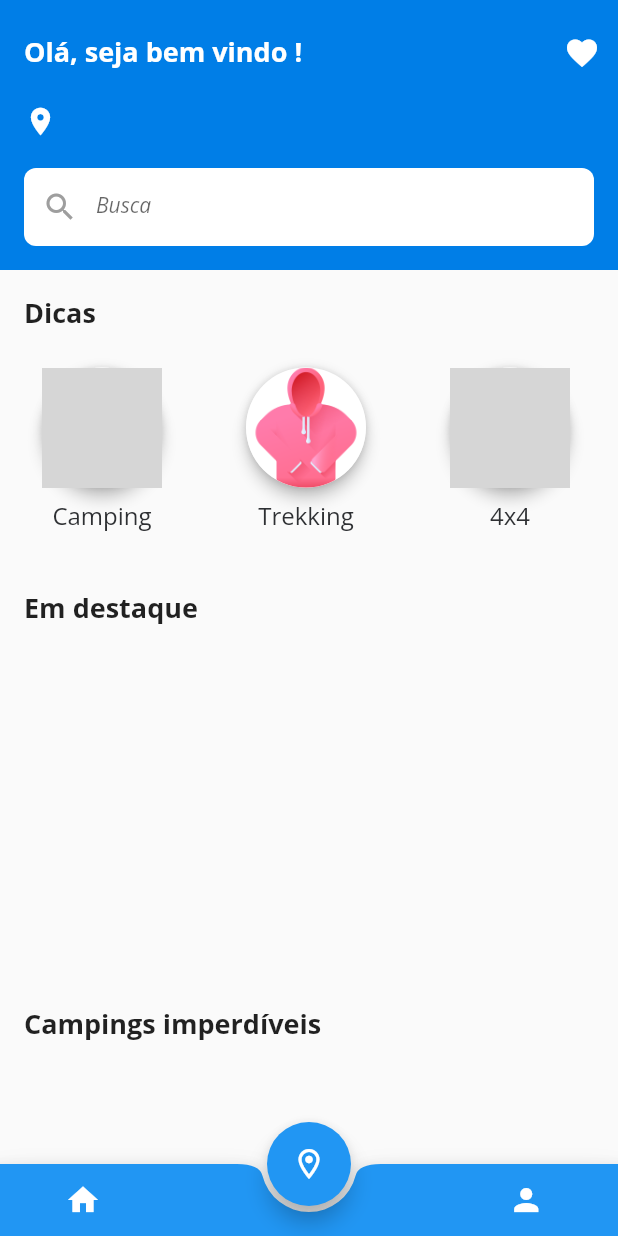
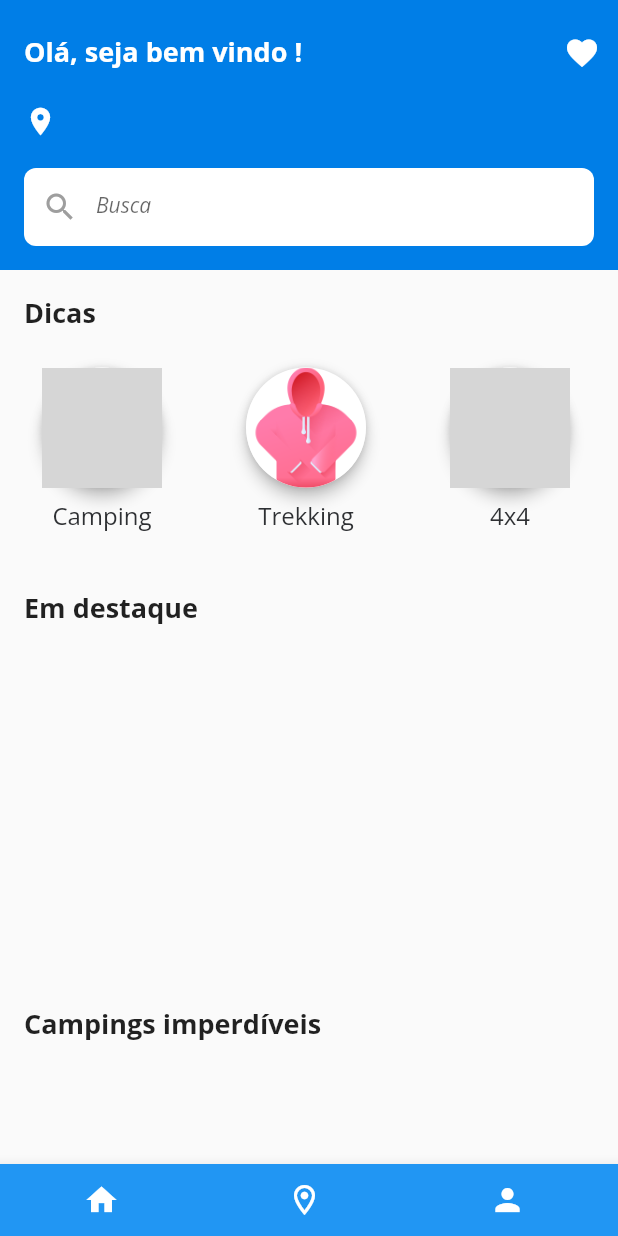
Before and after one commit to lionhofman/camp_finder, a Flutter app: the screen it shows after launch, on a phone screen of 412 x 824 dp. Run offline on Flutter 3.47's test engine with Material 2 defaults, Android fonts, the phone set to English and light mode, and no system bars; drawn by our look-alikes of flutter_typeahead; our stand-ins replace cached_network_image, cloud_firestore, dartz, easy_debounce, firebase_auth, firebase_core and 14 more; missing offline and left inert: dart:ffi, geoflutterfire2; accounts and stored records are empty; project files that could hold a hidden picture were left out; grey boxes are pictures that could not be loaded.

Commit message:
🔨 refactor:reorganized bottom menu with condition of registration menu along with others

```diff
--- a/lib/app/ui/global_widgets/bottom_navigation/components/bottom_bar.dart
+++ b/lib/app/ui/global_widgets/bottom_navigation/components/bottom_bar.dart
@@ -19,45 +19,31 @@ class BottomBar extends GetView<RootController> {
           data: IconThemeData(color: Theme.of(context).colorScheme.onPrimary),
           child: Padding(
               padding: const EdgeInsets.only(right: 6),
-            child: Row(
-              mainAxisAlignment: MainAxisAlignment.spaceAround,
-              children: [
+              child: Obx(
+                () {
+                  List<Widget> buttons = [
                     IconButton(
                       icon: const Icon(
                         Icons.home,
                       ),
                       onPressed: () {
-                    controller.changePage(PageConstants.BOTTOM_BAR_INDEX_HOME);
+                        controller
+                            .changePage(PageConstants.BOTTOM_BAR_INDEX_HOME);
                       },
                     ),
-                Obx(() {
-                  return Visibility(
-                    visible: controller.authStore.isLoggedIn.value &&
-                        controller.authStore.firstName ==
-                            RootController.LION_NAME,
-                    child: IconButton(
-                      icon: const Icon(Icons.list),
+                    IconButton(
+                      icon: const Icon(Icons.location_on_outlined),
                       onPressed: () {
-                        controller.changePage(
-                            PageConstants.BOTTOM_BAR_INDEX_REGISTER_CAMPING);
+                        controller
+                            .changePage(PageConstants.BOTTOM_BAR_INDEX_FINDER);
                       },
                     ),
-                  );
-                }),
-                const SizedBox(
-                  width: 60,
-                ),
-                // IconButton(
-                //   icon: const Icon(Icons.search_outlined),
-                //   onPressed: () {},
-                // ),
                     ValueListenableBuilder(
                       valueListenable: controller.isLoadingLogout,
                       builder: (BuildContext context, bool isLoading, _) {
                         return isLoading
                             ? const CircularProgressIndicator(
-                            color: Colors
-                                .white, // Define a cor do CircularProgressIndicator para branco.
+                                color: Colors.white,
                               )
                             : Obx(() => IconButton(
                                   icon: Icon(controller.isLoggedIn.value
@@ -74,9 +60,28 @@ class BottomBar extends GetView<RootController> {
                                 ));
                       },
                     ),
-              ],
-            ),
-          )),
+                  ];
+                  //Essas condições foram feitas para aparecer o botão de cadastro
+                  if (controller.authStore.isLoggedIn.value &&
+                      controller.authStore.firstName ==
+                          RootController.LION_NAME) {
+                    buttons.insert(
+                        1,
+                        IconButton(
+                          icon: const Icon(Icons.list),
+                          onPressed: () {
+                            controller.changePage(PageConstants
+                                .BOTTOM_BAR_INDEX_REGISTER_CAMPING);
+                          },
+                        ));
+                  }
+
+                  return Row(
+                    mainAxisAlignment: MainAxisAlignment.spaceAround,
+                    children: buttons,
+                  );
+                },
+              ))),
     );
   }
 }
--- a/lib/app/ui/global_widgets/bottom_navigation/root_page.dart
+++ b/lib/app/ui/global_widgets/bottom_navigation/root_page.dart
@@ -22,14 +22,14 @@ class RootPage extends GetView<RootController> {
             ),
           ),
           extendBody: true,
-          floatingActionButtonLocation:
-              FloatingActionButtonLocation.centerDocked,
-          floatingActionButton: FloatingActionButton(
-            onPressed: () {
-              controller.changePage(PageConstants.BOTTOM_BAR_INDEX_FINDER);
-            },
-            child: const Icon(Icons.location_on_outlined),
-          ),
+          // floatingActionButtonLocation:
+          //     FloatingActionButtonLocation.centerDocked,
+          // floatingActionButton: FloatingActionButton(
+          //   onPressed: () {
+          //     controller.changePage(PageConstants.BOTTOM_BAR_INDEX_FINDER);
+          //   },
+          //   child: const Icon(Icons.location_on_outlined),
+          // ),
           bottomNavigationBar: const BottomBar(),
         ));
   }
```
Lines whose indentation alone changed are shown as unchanged.
